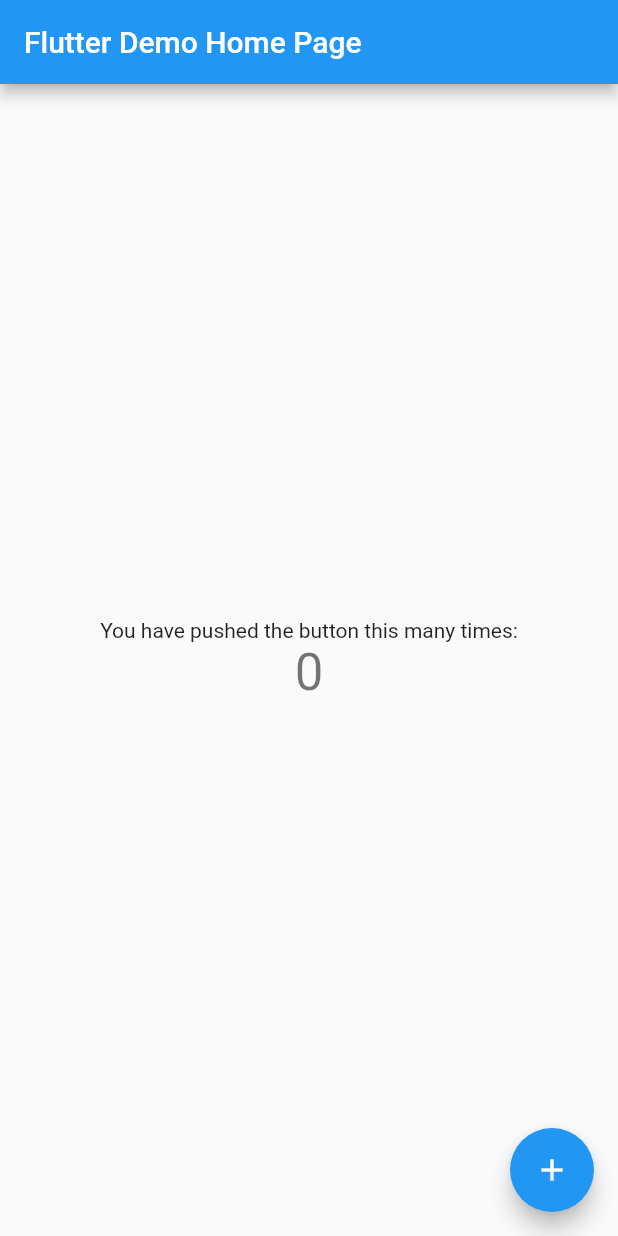
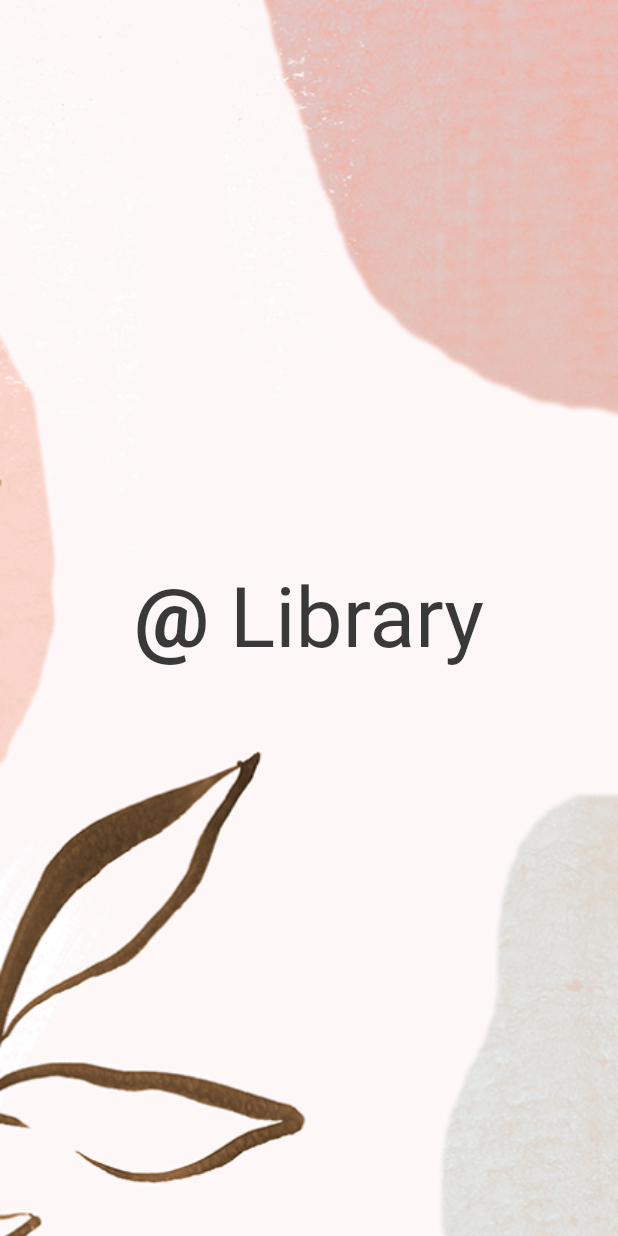
Before and after one commit to shahdat-sajib/libraryApp-ui-flutter, a Flutter app: the screen it shows after launch, on a phone screen of 412 x 824 dp. Run offline on Flutter 3.47's test engine with Material 2 defaults, Android fonts, the phone set to English and light mode, and no system bars.

Commit message:
welcome page back+title added

```diff
--- a/lib/main.dart
+++ b/lib/main.dart
@@ -1,4 +1,5 @@
 import 'package:flutter/material.dart';
+import 'package:online_library/consttants.dart';
 
 void main() {
   runApp(const MyApp());
@@ -11,105 +12,57 @@ class MyApp extends StatelessWidget {
   @override
   Widget build(BuildContext context) {
     return MaterialApp(
-      title: 'Flutter Demo',
+      debugShowCheckedModeBanner: false,
+      title: 'Online Library',
       theme: ThemeData(
-        // This is the theme of your application.
-        //
-        // Try running your application with "flutter run". You'll see the
-        // application has a blue toolbar. Then, without quitting the app, try
-        // changing the primarySwatch below to Colors.green and then invoke
-        // "hot reload" (press "r" in the console where you ran "flutter run",
-        // or simply save your changes to "hot reload" in a Flutter IDE).
-        // Notice that the counter didn't reset back to zero; the application
-        // is not restarted.
-        primarySwatch: Colors.blue,
+        scaffoldBackgroundColor: Colors.white,
+        textTheme: Theme.of(context).textTheme.apply(
+          displayColor: kBlackColor,
+        ),
       ),
-      home: const MyHomePage(title: 'Flutter Demo Home Page'),
+      home: const WelcomeScreen(),
     );
   }
 }
 
-class MyHomePage extends StatefulWidget {
-  const MyHomePage({Key? key, required this.title}) : super(key: key);
-
-  // This widget is the home page of your application. It is stateful, meaning
-  // that it has a State object (defined below) that contains fields that affect
-  // how it looks.
-
-  // This class is the configuration for the state. It holds the values (in this
-  // case the title) provided by the parent (in this case the App widget) and
-  // used by the build method of the State. Fields in a Widget subclass are
-  // always marked "final".
-
-  final String title;
-
-  @override
-  State<MyHomePage> createState() => _MyHomePageState();
-}
-
-class _MyHomePageState extends State<MyHomePage> {
-  int _counter = 0;
-
-  void _incrementCounter() {
-    setState(() {
-      // This call to setState tells the Flutter framework that something has
-      // changed in this State, which causes it to rerun the build method below
-      // so that the display can reflect the updated values. If we changed
-      // _counter without calling setState(), then the build method would not be
-      // called again, and so nothing would appear to happen.
-      _counter++;
-    });
-  }
+class WelcomeScreen extends StatelessWidget {
+  const WelcomeScreen({Key? key}) : super(key: key);
 
   @override
   Widget build(BuildContext context) {
-    // This method is rerun every time setState is called, for instance as done
-    // by the _incrementCounter method above.
-    //
-    // The Flutter framework has been optimized to make rerunning build methods
-    // fast, so that you can just rebuild anything that needs updating rather
-    // than having to individually change instances of widgets.
     return Scaffold(
-      appBar: AppBar(
-        // Here we take the value from the MyHomePage object that was created by
-        // the App.build method, and use it to set our appbar title.
-        title: Text(widget.title),
-      ),
-      body: Center(
-        // Center is a layout widget. It takes a single child and positions it
-        // in the middle of the parent.
+      body: Container(
+        width: double.infinity,
+        decoration: BoxDecoration(
+          image: DecorationImage(
+            image: AssetImage("assets/images/Bitmap.png"),
+            fit: BoxFit.fill,
+            ),
+        ),
+
         child: Column(
-          // Column is also a layout widget. It takes a list of children and
-          // arranges them vertically. By default, it sizes itself to fit its
-          // children horizontally, and tries to be as tall as its parent.
-          //
-          // Invoke "debug painting" (press "p" in the console, choose the
-          // "Toggle Debug Paint" action from the Flutter Inspector in Android
-          // Studio, or the "Toggle Debug Paint" command in Visual Studio Code)
-          // to see the wireframe for each widget.
-          //
-          // Column has various properties to control how it sizes itself and
-          // how it positions its children. Here we use mainAxisAlignment to
-          // center the children vertically; the main axis here is the vertical
-          // axis because Columns are vertical (the cross axis would be
-          // horizontal).
           mainAxisAlignment: MainAxisAlignment.center,
-          children: <Widget>[
-            const Text(
-              'You have pushed the button this many times:',
-            ),
-            Text(
-              '$_counter',
-              style: Theme.of(context).textTheme.headline4,
-            ),
+          children: [
+            RichText(
+              text: TextSpan(
+                style: Theme.of(context).textTheme.displayMedium,
+                children: [
+                  TextSpan(
+                  text: "@",
+                  style: TextStyle(fontWeight: FontWeight.bold),
+                  ),
+
+                  TextSpan(
+                  text: " Library",
+                  ),
+                  ],
+              ),),
+
+
+
           ],
         ),
       ),
-      floatingActionButton: FloatingActionButton(
-        onPressed: _incrementCounter,
-        tooltip: 'Increment',
-        child: const Icon(Icons.add),
-      ), // This trailing comma makes auto-formatting nicer for build methods.
     );
   }
 }
```
